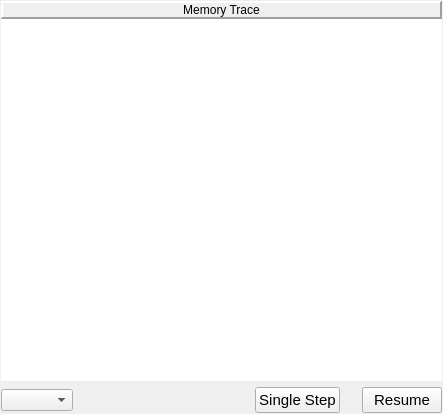
The window that memorytracepane.ui (WarlockD/pep8-1) describes before a commit, drawn with Qt 5.
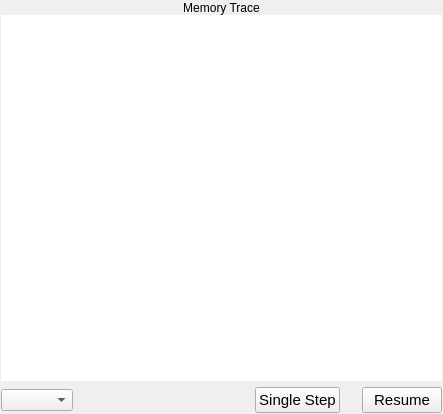
The same window after the commit.

Commit message:
Highlighting works now! I changed the look and feel of the app a little bit (labels are no longer in raised panels) to see how it would look, and I think it's rather aesthetic.
Anyhow, see how you like it, we can always change it back.

Also changed the font size of the memory dump pane to be smaller.

One thing I noticed about the memory dump pane is that we ought to save
the position of the scroll bar, and make it so it doesn't go to the top
after a refresh.

Diff of the .ui file:
```diff
--- a/memorytracepane.ui
+++ b/memorytracepane.ui
@@ -47,14 +47,78 @@
            <verstretch>0</verstretch>
           </sizepolicy>
          </property>
+         <property name="palette">
+          <palette>
+           <active>
+            <colorrole role="Base">
+             <brush brushstyle="SolidPattern">
+              <color alpha="255">
+               <red>255</red>
+               <green>255</green>
+               <blue>255</blue>
+              </color>
+             </brush>
+            </colorrole>
+            <colorrole role="Window">
+             <brush brushstyle="SolidPattern">
+              <color alpha="255">
+               <red>104</red>
+               <green>173</green>
+               <blue>245</blue>
+              </color>
+             </brush>
+            </colorrole>
+           </active>
+           <inactive>
+            <colorrole role="Base">
+             <brush brushstyle="SolidPattern">
+              <color alpha="255">
+               <red>255</red>
+               <green>255</green>
+               <blue>255</blue>
+              </color>
+             </brush>
+            </colorrole>
+            <colorrole role="Window">
+             <brush brushstyle="SolidPattern">
+              <color alpha="255">
+               <red>104</red>
+               <green>173</green>
+               <blue>245</blue>
+              </color>
+             </brush>
+            </colorrole>
+           </inactive>
+           <disabled>
+            <colorrole role="Base">
+             <brush brushstyle="SolidPattern">
+              <color alpha="255">
+               <red>104</red>
+               <green>173</green>
+               <blue>245</blue>
+              </color>
+             </brush>
+            </colorrole>
+            <colorrole role="Window">
+             <brush brushstyle="SolidPattern">
+              <color alpha="255">
+               <red>104</red>
+               <green>173</green>
+               <blue>245</blue>
+              </color>
+             </brush>
+            </colorrole>
+           </disabled>
+          </palette>
+         </property>
          <property name="frameShape">
           <enum>QFrame::Panel</enum>
          </property>
          <property name="frameShadow">
-          <enum>QFrame::Raised</enum>
+          <enum>QFrame::Plain</enum>
          </property>
          <property name="lineWidth">
-          <number>2</number>
+          <number>0</number>
          </property>
          <property name="text">
           <string>Memory Trace</string>
```
The commit also changes 31 other files.
